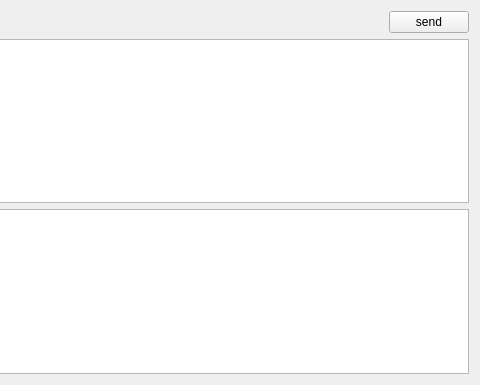
AlloyTeam/Rythem, file composer.ui: the form before one commit; both pictures show x 247 to 727 and y 0 to 385 of the 727 by 385 pixel window.
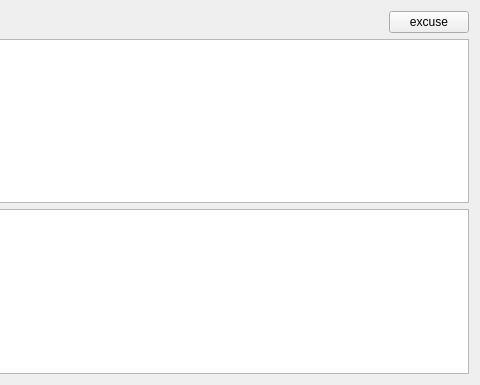
The form after the commit. Custom widgets are drawn as their Qt base class.

```diff
--- a/composer.ui
+++ b/composer.ui
@@ -62,7 +62,7 @@
    <item row="0" column="2">
     <widget class="QPushButton" name="sendbtn">
      <property name="text">
-      <string>send</string>
+      <string>excuse</string>
      </property>
     </widget>
    </item>
```
